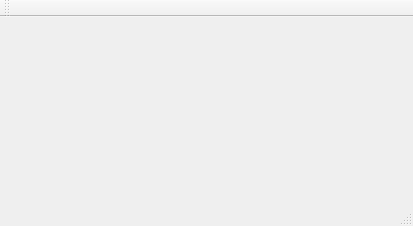
hhkbob/HFAST, file HFAST.ui: the form before one commit.
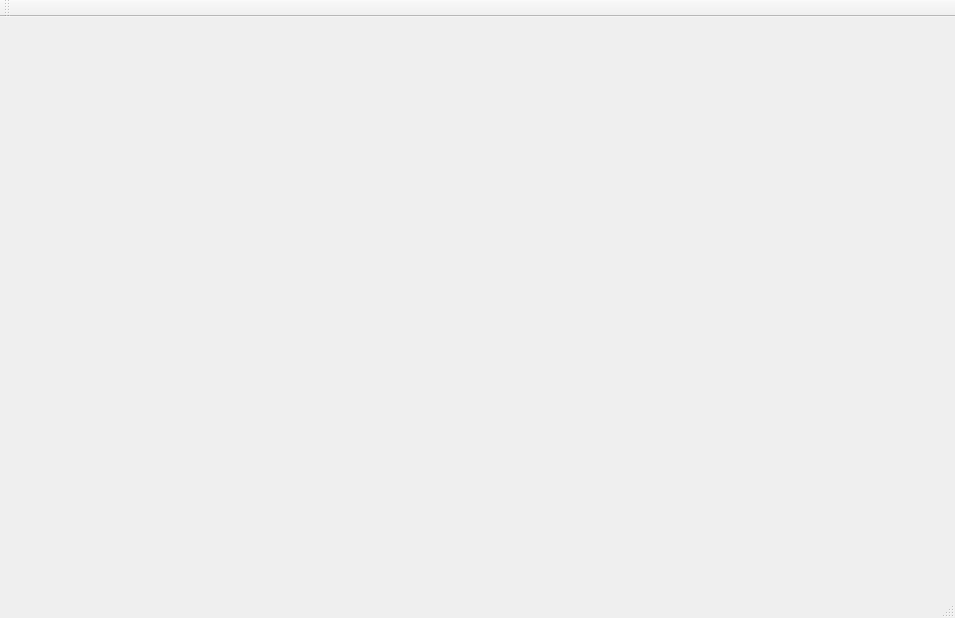
The form after the commit.

Patch:
```diff
--- a/HFAST.ui
+++ b/HFAST.ui
@@ -6,8 +6,8 @@
    <rect>
     <x>0</x>
     <y>0</y>
-    <width>413</width>
-    <height>226</height>
+    <width>955</width>
+    <height>618</height>
    </rect>
   </property>
   <property name="windowTitle">
```
Left out of the diff: 2 changed lines with no effect on the pictures.
